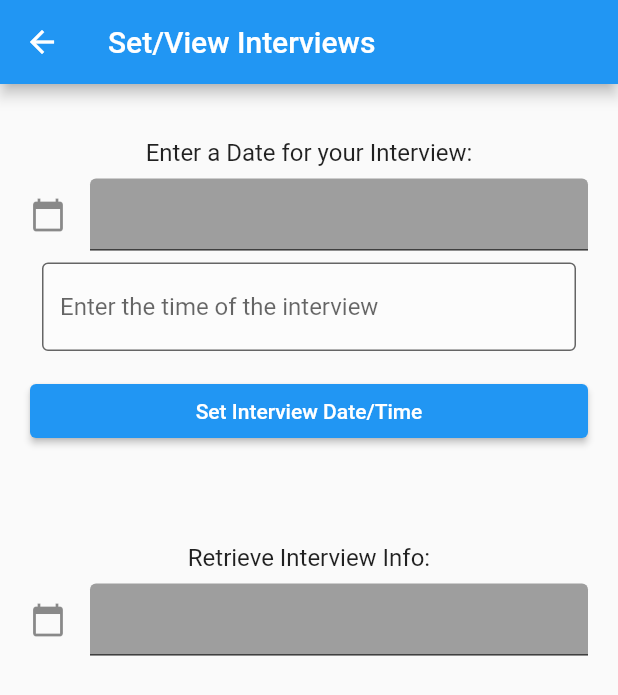
After one commit to Rk28-28/JobMarketApp, a Flutter app: the screen it shows after launch, scrolled down 237 dp, after a tap on the "person" icon, after a tap on "Set/View Interviews", on a phone screen of 412 x 824 dp. The commit adds this screen. Shown: the top 695 px of the screen. Run offline on Flutter 3.47's test engine with Material 2 defaults, Android fonts, the phone set to English and light mode, and no system bars; our stand-ins replace firebase_auth, youtube_player_flutter; accounts and stored records are empty.

Commit message:
Made basic UI for the set interview page (Calendar)
There's still some bugs on this page that still need fixing.

```diff
--- /dev/null
+++ b/lib/views/account_page_views/interview_page_component.dart
@@ -0,0 +1,122 @@
+import 'package:flutter/material.dart';
+import 'package:intl/intl.dart';
+
+class InterviewPage extends StatefulWidget {
+    const InterviewPage({Key? key}) : super(key: key);
+
+    @override
+    _InterviewPageState createState() => _InterviewPageState();
+}
+
+TextEditingController dateController = new TextEditingController();
+class _InterviewPageState extends State<InterviewPage> {
+
+@override
+Widget build(BuildContext context) {
+    return Scaffold(
+        appBar: AppBar(
+        title: Text('Set/View Interviews'),
+        ),
+
+      body: Container(
+        child: Padding(
+          padding: const EdgeInsets.all(20.0),
+          child: Column(
+            mainAxisAlignment: MainAxisAlignment.start,
+            crossAxisAlignment: CrossAxisAlignment.stretch,
+            children: [
+
+              const Padding( //Text that displays "Enter a Date"
+                padding: EdgeInsets.fromLTRB(8,16,8,8),
+                child: Text(("Enter a Date for your Interview:"),
+                    style: TextStyle(fontSize: 16.0), textAlign: TextAlign.center),
+              ),
+
+
+              TextField(
+                  controller: dateController, //editing controller of this TextField
+                  style: TextStyle(color: Colors.black),
+                  decoration: const InputDecoration(
+                    icon: Icon(Icons.calendar_today), //icon of text field
+                    filled: true,
+                    fillColor: Colors.grey,
+                  ),
+
+                  readOnly: true,
+                  onTap: () async {
+                    //when click we have to show the datepicker
+                    DateTime? pickedDate = await showDatePicker(
+                        context: context,
+                        initialDate: DateTime.now(), //get today's date
+                        firstDate:DateTime.now(),
+                        lastDate: DateTime(2023));
+                    if(pickedDate != null ){
+                      String formattedDate = DateFormat('yyyy-MM-dd').format(pickedDate); // format date in required form here we use yyyy-MM-dd that means time is removed
+                      setState(() {
+                        dateController.text = formattedDate; //set formatted date to TextField value.
+                      });
+                    }
+                  }
+              ),
+              Padding(
+                padding: EdgeInsets.fromLTRB(8,8,8,16),
+                child: TextFormField(
+                  controller: dateController,
+
+                  decoration: InputDecoration(
+                    filled: true,
+                    fillColor: Colors.white.withOpacity(0.3),
+                    border: OutlineInputBorder(),
+                    hintText: 'Enter the time of the interview',
+                  ),
+                ),
+              ),
+
+              ElevatedButton(
+                onPressed: () { // Send Date to Database
+                },
+                child: Text('Set Interview Date/Time'),
+              ),
+
+
+
+              const Padding( //Text that displays "Enter a Date"
+                padding: EdgeInsets.fromLTRB(8,64,8,8),
+                child: Text(("Retrieve Interview Info:"),
+                    style: TextStyle(fontSize: 16.0), textAlign: TextAlign.center),
+              ),
+
+              TextField(
+                  controller: dateController, //editing controller of this TextField
+                  style: TextStyle(color: Colors.black),
+                  decoration: const InputDecoration(
+                    icon: Icon(Icons.calendar_today), //icon of text field
+                    filled: true,
+                    fillColor: Colors.grey,
+                  ),
+
+                  readOnly: true,
+                  onTap: () async {
+                    //when click we have to show the datepicker
+                    DateTime? pickedDate = await showDatePicker(
+                        context: context,
+                        initialDate: DateTime.now(), //get today's date
+                        firstDate:DateTime.now(),
+                        lastDate: DateTime(2023));
+                    if(pickedDate != null ){
+                      String formattedDate = DateFormat('yyyy-MM-dd').format(pickedDate); // format date in required form here we use yyyy-MM-dd that means time is removed
+                      setState(() {
+                        dateController.text = formattedDate; //set formatted date to TextField value.
+                      });
+                    }
+                  }
+              ),
+            ],
+          ),
+        ),
+      ),
+
+
+      );
+    }
+  }
--- a/lib/views/account_page_views/main_account_page_component.dart
+++ b/lib/views/account_page_views/main_account_page_component.dart
@@ -3,6 +3,7 @@ import 'package:flutter/material.dart';
 import '../../custom_app_bar.dart';
 import 'career_goal_page_component.dart';
 import 'job_journal_page_component.dart';
+import 'interview_page_component.dart';
 
 class AccountPage extends StatefulWidget {
   const AccountPage({Key? key}) : super(key: key);
@@ -47,6 +48,14 @@ class _AccountPageState extends State<AccountPage> {
               },
               child: Text('My Career Goals'),
             ),
+            ElevatedButton(
+              onPressed: () { // Navigator to Extra Info screen
+                Navigator.of(context).push(MaterialPageRoute(builder: (BuildContext context){
+                  return InterviewScreen();
+                }));
+              },
+              child: Text('Set/View Interviews'),
+            ),
 
            // TODO: Add logout button here?
 
@@ -81,3 +90,15 @@ class _CareerGoalsScreen extends State<CareerGoalsScreen> {
     return new CareerGoalPage();
   }
 }
+
+class InterviewScreen extends StatefulWidget {
+  @override
+  _InterviewScreen createState() => _InterviewScreen();
+}
+
+class _InterviewScreen extends State<InterviewScreen> {
+  @override
+  Widget build(BuildContext context) {
+    return new InterviewPage();
+  }
+}
```
